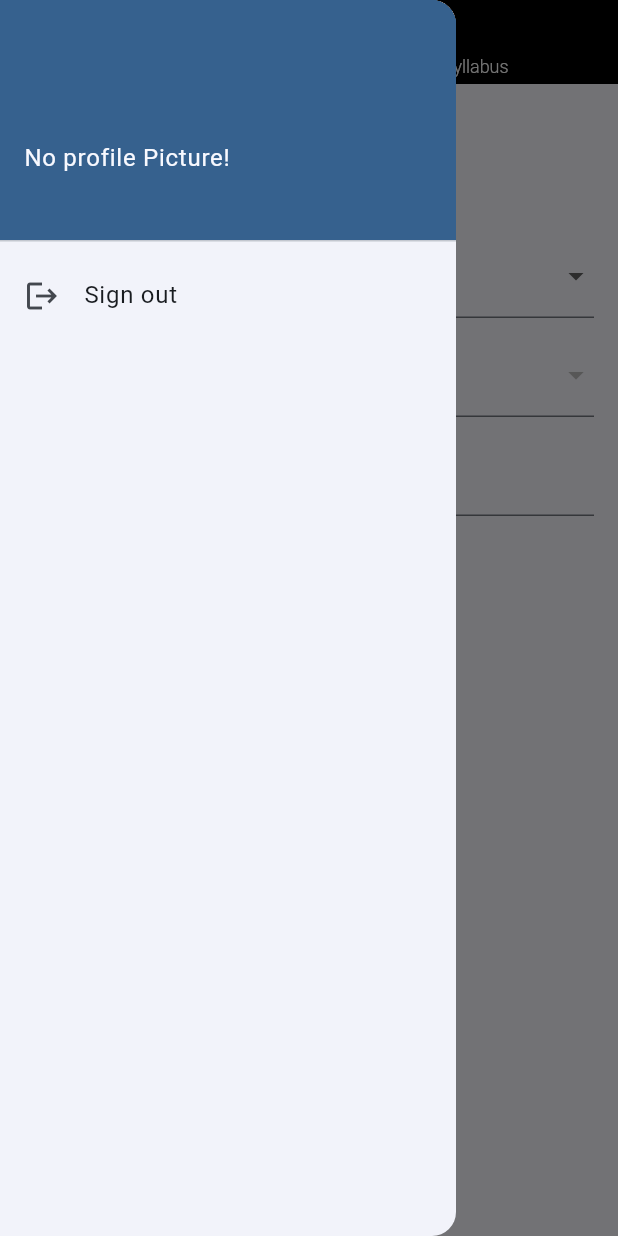
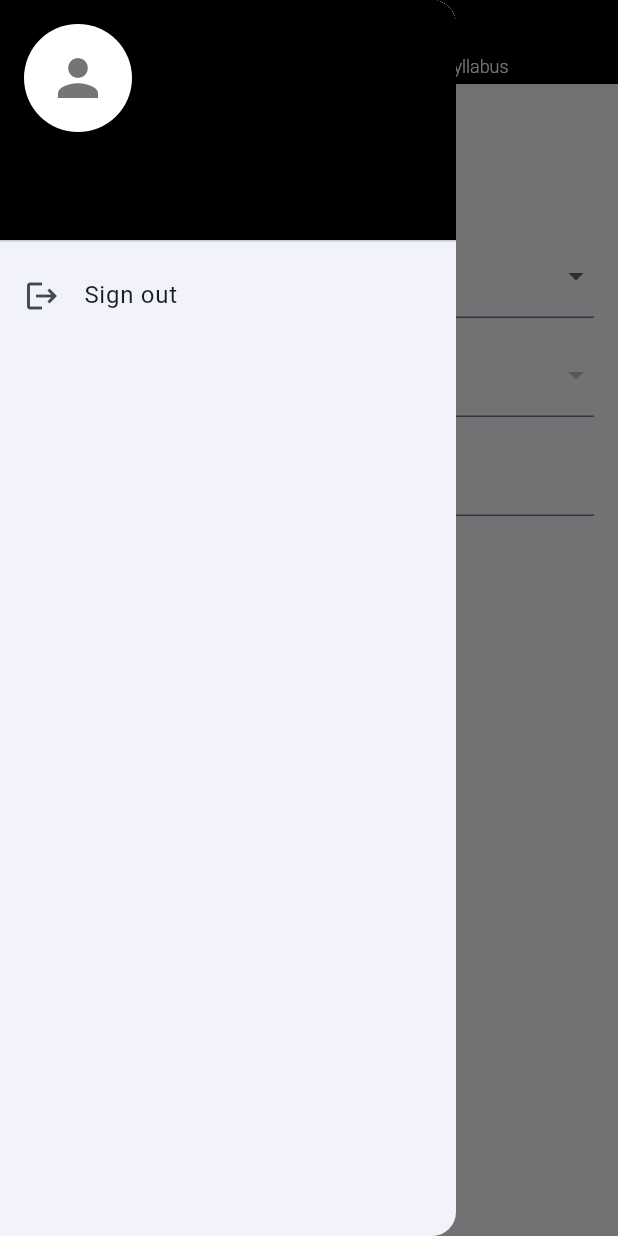
Before and after one commit to Yatheesh-Nagella/LocalGPT-Orginal-build, a Flutter app: the screen it shows once a user with an empty profile is signed in, with the side drawer open, on a phone screen of 412 x 824 dp. Run offline on Flutter 3.47's test engine with Material 3 defaults, Android fonts, the phone set to English and light mode, and no system bars; our stand-ins replace cloud_firestore, file_picker, firebase_auth, firebase_core, firebase_storage, google_generative_ai; missing offline and left inert: syncfusion_flutter_pdf; accounts and stored records are empty.

Commit message:
accountName

```diff
--- a/lib/view/home_screen.dart
+++ b/lib/view/home_screen.dart
@@ -201,6 +201,7 @@ class HomeState extends State<HomeScreen> {
 
   @override
   Widget build(BuildContext context) {
+    String accountName = model.user.email!.split('@')[0];
     return Scaffold(
       appBar: AppBar(
         backgroundColor: Colors.black,
@@ -230,7 +231,7 @@ class HomeState extends State<HomeScreen> {
           children: [
             // Welcome Message
             Text(
-              'Welcome, ${model.user.email!}',
+              'Welcome, $accountName!',
               style: Theme.of(context).textTheme.titleLarge,
             ),
             const SizedBox(height: 20),
@@ -330,18 +331,32 @@ class HomeState extends State<HomeScreen> {
   }
 
   Widget drawerView(BuildContext context) {
+    // Extract the name part before '@' from the email
+    String accountName = model.user.email!.split('@')[0];
+
     return Drawer(
       child: ListView(
         children: [
           UserAccountsDrawerHeader(
-            accountName: const Text('No profile Picture!'),
+            accountName: Text(accountName), // Display the extracted name
             accountEmail: Text(model.user.email!),
+            currentAccountPicture: const CircleAvatar(
+              backgroundColor: Colors.white,
+              child: Icon(
+                Icons.person, // Profile icon
+                size: 40,
+                color: Colors.black54,
+              ),
+            ),
+            decoration: const BoxDecoration(
+              color: Colors.black, // Background color for the drawer header
+            ),
           ),
           ListTile(
             leading: const Icon(Icons.logout),
             title: const Text('Sign out'),
             onTap: con.signOut,
-          )
+          ),
         ],
       ),
     );
```
